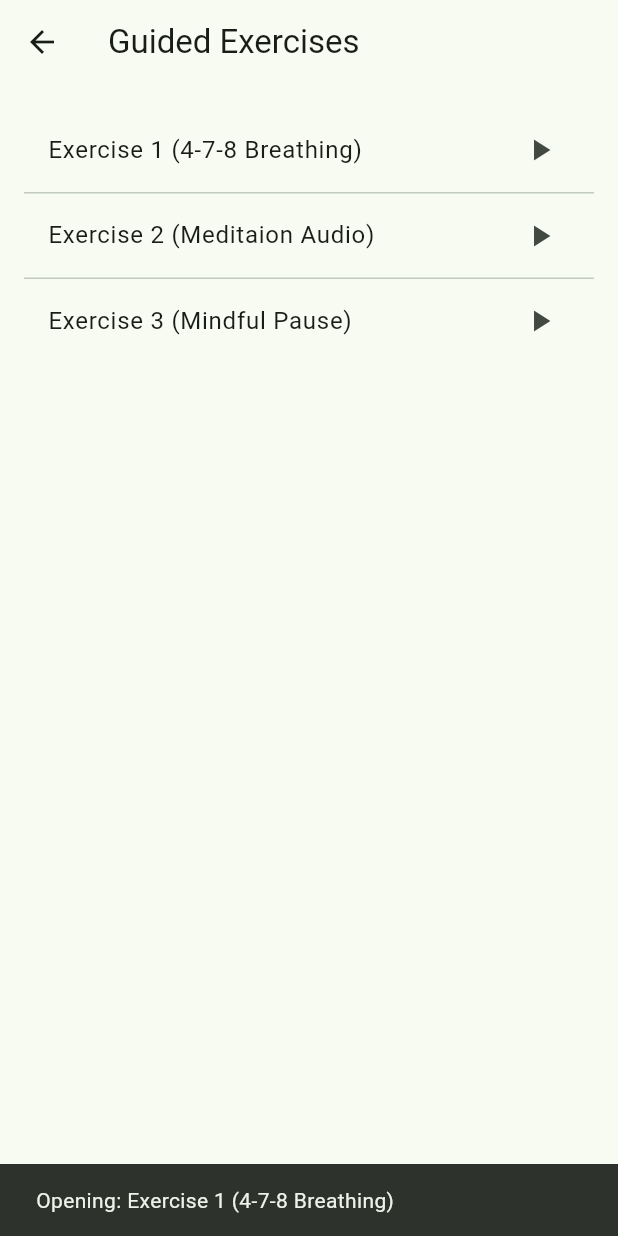
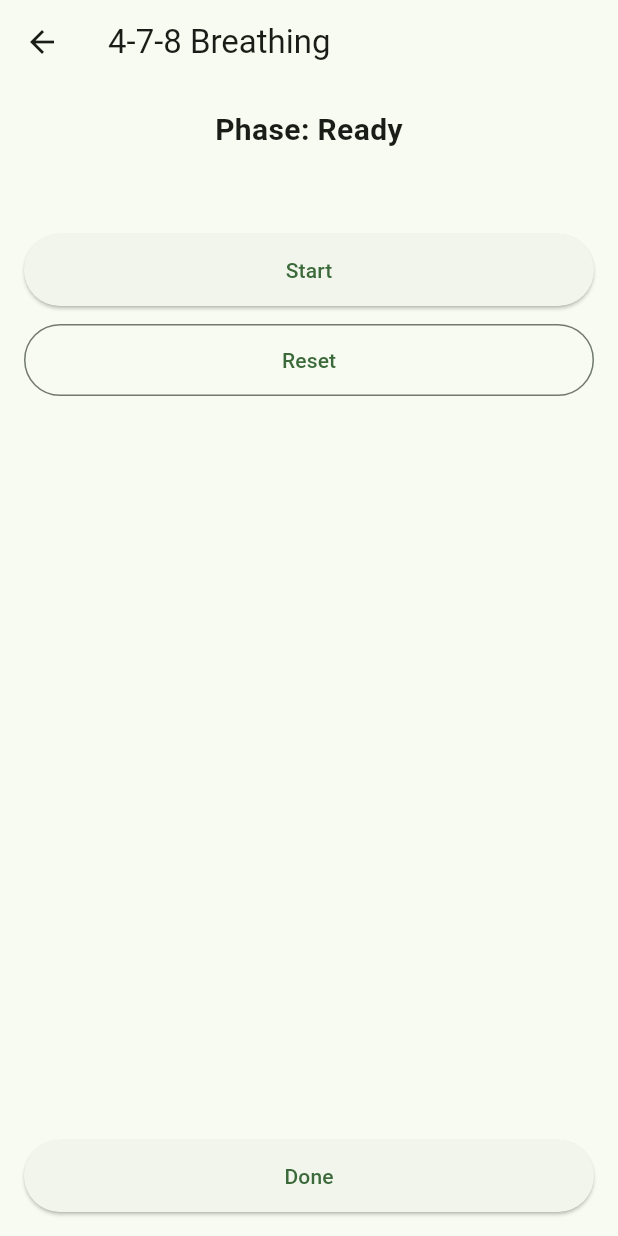
Before and after one commit to chrisnguyen18/MindfulnessStressReduction_App, a Flutter app: the GuidedExercisesPage screen opened directly, after a tap on "Exercise 1 (4-7-8 Breathing)", on a phone screen of 412 x 824 dp. Run offline on Flutter 3.47's test engine with Material 3 defaults, Android fonts, the light colour scheme and no system bars.

Commit message:
Added a 4-7-8 breathing exercise to guided exercises with a start and reset timer

```diff
--- a/lib/main.dart
+++ b/lib/main.dart
@@ -1,4 +1,5 @@
 import 'package:flutter/material.dart';
+import 'dart:async';
 
 void main() => runApp(const MindfulnessApp());
 
@@ -133,7 +134,7 @@ class GuidedExercisesPage extends StatelessWidget {
   Widget build(BuildContext context) {
     final exercises = const [
       'Exercise 1 (4-7-8 Breathing)',
-      'Exercise 2 (Meditaion Audio)',
+      'Exercise 2 (Meditation Audio)',
       'Exercise 3 (Mindful Pause)',
     ];
 
@@ -147,9 +148,15 @@ class GuidedExercisesPage extends StatelessWidget {
             title: Text(exercises[index]),
             trailing: const Icon(Icons.play_arrow),
             onTap: () {
-              ScaffoldMessenger.of(context).showSnackBar(
-                SnackBar(content: Text('Opening: ${exercises[index]}')),
-              );
+              if (index == 0) {
+                Navigator.of(context).push(
+                  MaterialPageRoute(builder: (_) => const FirstExercisePage()),
+                );
+              } else {
+                ScaffoldMessenger.of(context).showSnackBar(
+                  SnackBar(content: Text('Opening: ${exercises[index]}')),
+                );
+              }
             },
           );
         },
@@ -158,6 +165,122 @@ class GuidedExercisesPage extends StatelessWidget {
     );
   }
 }
+
+// Exercise 1 page (4-7-8 Breathing)
+class FirstExercisePage extends StatefulWidget {
+  const FirstExercisePage({super.key});
+
+  @override
+  State<FirstExercisePage> createState() => _FirstExercisePageState();
+}
+
+class _FirstExercisePageState extends State<FirstExercisePage> {
+  String _phase = 'Ready';
+  int _secondsLeft = 0;
+  Timer? _timer;
+
+  void _start() {
+    _timer?.cancel();
+    setState(() {
+      _phase = 'Inhale';
+      _secondsLeft = 4;
+    });
+    _timer = Timer.periodic(const Duration(seconds: 1), (t) {
+      if (_secondsLeft > 1) {
+        setState(() => _secondsLeft--);
+      } else {
+        if (_phase == 'Inhale') {
+          setState(() {
+            _phase = 'Hold';
+            _secondsLeft = 7;
+          });
+        } else if (_phase == 'Hold') {
+          setState(() {
+            _phase = 'Exhale';
+            _secondsLeft = 8;
+          });
+        } else if (_phase == 'Exhale') {
+          t.cancel();
+          setState(() {
+            _phase = 'Done';
+            _secondsLeft = 0;
+          });
+        }
+      }
+    });
+  }
+
+  void _reset() {
+    _timer?.cancel();
+    setState(() {
+      _phase = 'Ready';
+      _secondsLeft = 0;
+    });
+  }
+
+  @override
+  void dispose() {
+    _timer?.cancel();
+    super.dispose();
+  }
+
+  @override
+  Widget build(BuildContext context) {
+    return Scaffold(
+      appBar: AppBar(title: const Text('4-7-8 Breathing')),
+      body: Padding(
+        padding: const EdgeInsets.all(16.0),
+        child: Column(
+          crossAxisAlignment: CrossAxisAlignment.stretch,
+          children: [
+            Text(
+              'Phase: $_phase',
+              textAlign: TextAlign.center,
+              style: const TextStyle(fontSize: 20, fontWeight: FontWeight.w600),
+            ),
+            const SizedBox(height: 8),
+            Text(
+              _secondsLeft > 0 ? 'Seconds left: $_secondsLeft' : '',
+              textAlign: TextAlign.center,
+              style: const TextStyle(fontSize: 16),
+            ),
+            const SizedBox(height: 24),
+
+            SizedBox(
+              height: 48,
+              child: ElevatedButton(
+                onPressed: _phase == 'Ready' || _phase == 'Done' ? _start : null,
+                child: const Text('Start'),
+              ),
+            ),
+            const SizedBox(height: 12),
+            SizedBox(
+              height: 48,
+              child: OutlinedButton(
+                onPressed: _reset,
+                child: const Text('Reset'),
+              ),
+            ),
+          ],
+        ),
+      ),
+      bottomNavigationBar: Padding(
+        padding: const EdgeInsets.all(16.0),
+        child: SizedBox(
+          height: 48,
+          child: ElevatedButton(
+            onPressed: () {
+              Navigator.of(context).pop();
+            },
+            child: const Text('Done'),
+          ),
+        ),
+      ),
+    );
+  }
+}
+
+
 
 
 // Mood tracker page (No storage yet)
```
